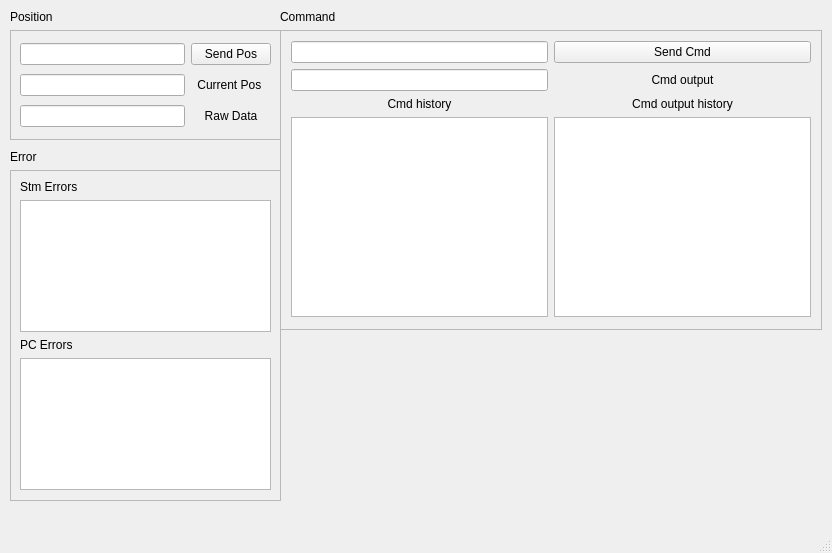
Before: the Qt Designer form rodrcontrolpanel.ui in ReQ1600/rodr-control-panel, drawn with Qt 5.
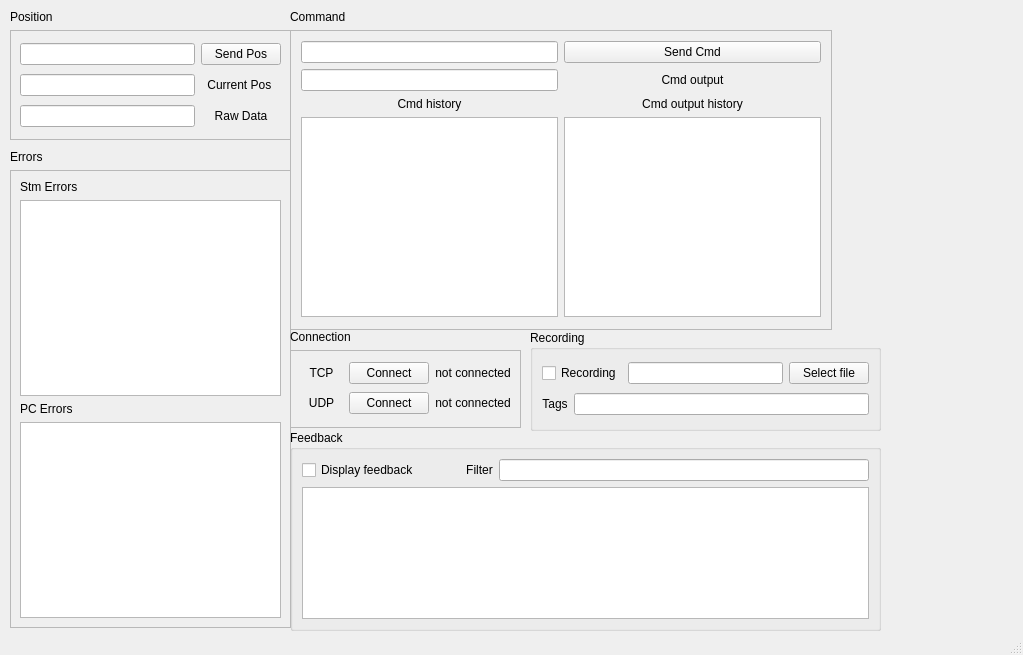
After: the same form once the commit is applied.

Commit message: Connection, feedback, recording ui added

Diff of the .ui file:
```diff
--- a/rodrcontrolpanel.ui
+++ b/rodrcontrolpanel.ui
@@ -6,8 +6,8 @@
    <rect>
     <x>0</x>
     <y>0</y>
-    <width>832</width>
-    <height>553</height>
+    <width>1023</width>
+    <height>655</height>
    </rect>
   </property>
   <property name="sizePolicy">
@@ -25,7 +25,7 @@
      <rect>
       <x>10</x>
       <y>10</y>
-      <width>271</width>
+      <width>281</width>
       <height>130</height>
      </rect>
     </property>
@@ -154,7 +154,7 @@
    <widget class="QWidget" name="layoutWidget">
     <property name="geometry">
      <rect>
-      <x>280</x>
+      <x>290</x>
       <y>10</y>
       <width>542</width>
       <height>320</height>
@@ -316,8 +316,8 @@
      <rect>
       <x>10</x>
       <y>150</y>
-      <width>271</width>
-      <height>351</height>
+      <width>281</width>
+      <height>478</height>
      </rect>
     </property>
     <layout class="QVBoxLayout" name="lyError">
@@ -330,7 +330,7 @@
         </sizepolicy>
        </property>
        <property name="text">
-        <string>Error</string>
+        <string>Errors</string>
        </property>
        <property name="alignment">
         <set>Qt::AlignmentFlag::AlignLeading|Qt::AlignmentFlag::AlignLeft|Qt::AlignmentFlag::AlignVCenter</set>
@@ -342,6 +342,9 @@
      </item>
      <item>
       <widget class="QFrame" name="frame_2">
+       <property name="autoFillBackground">
+        <bool>false</bool>
+       </property>
        <property name="frameShape">
         <enum>QFrame::Shape::StyledPanel</enum>
        </property>
@@ -418,6 +421,292 @@
      </item>
     </layout>
    </widget>
+   <widget class="QWidget" name="layoutWidget">
+    <property name="geometry">
+     <rect>
+      <x>290</x>
+      <y>330</y>
+      <width>231</width>
+      <height>98</height>
+     </rect>
+    </property>
+    <layout class="QVBoxLayout" name="lyConn">
+     <item>
+      <widget class="QLabel" name="lblConnect">
+       <property name="sizePolicy">
+        <sizepolicy hsizetype="Preferred" vsizetype="Maximum">
+         <horstretch>0</horstretch>
+         <verstretch>0</verstretch>
+        </sizepolicy>
+       </property>
+       <property name="text">
+        <string>Connection</string>
+       </property>
+       <property name="alignment">
+        <set>Qt::AlignmentFlag::AlignLeading|Qt::AlignmentFlag::AlignLeft|Qt::AlignmentFlag::AlignVCenter</set>
+       </property>
+       <property name="margin">
+        <number>0</number>
+       </property>
+      </widget>
+     </item>
+     <item>
+      <widget class="QFrame" name="frame_3">
+       <property name="frameShape">
+        <enum>QFrame::Shape::StyledPanel</enum>
+       </property>
+       <property name="frameShadow">
+        <enum>QFrame::Shadow::Raised</enum>
+       </property>
+       <layout class="QGridLayout" name="gridLayout_3">
+        <item row="0" column="1">
+         <widget class="QPushButton" name="btnConnectTCP">
+          <property name="text">
+           <string>Connect</string>
+          </property>
+         </widget>
+        </item>
+        <item row="1" column="0">
+         <widget class="QLabel" name="lblConnUDP">
+          <property name="sizePolicy">
+           <sizepolicy hsizetype="Preferred" vsizetype="Maximum">
+            <horstretch>0</horstretch>
+            <verstretch>0</verstretch>
+           </sizepolicy>
+          </property>
+          <property name="text">
+           <string>UDP</string>
+          </property>
+          <property name="alignment">
+           <set>Qt::AlignmentFlag::AlignCenter</set>
+          </property>
+          <property name="margin">
+           <number>0</number>
+          </property>
+         </widget>
+        </item>
+        <item row="1" column="2">
+         <widget class="QLabel" name="lblStatusUdp">
+          <property name="sizePolicy">
+           <sizepolicy hsizetype="Preferred" vsizetype="Maximum">
+            <horstretch>0</horstretch>
+            <verstretch>0</verstretch>
+           </sizepolicy>
+          </property>
+          <property name="text">
+           <string>not connected</string>
+          </property>
+          <property name="alignment">
+           <set>Qt::AlignmentFlag::AlignCenter</set>
+          </property>
+          <property name="margin">
+           <number>0</number>
+          </property>
+         </widget>
+        </item>
+        <item row="0" column="0">
+         <widget class="QLabel" name="lblConnTCP">
+          <property name="sizePolicy">
+           <sizepolicy hsizetype="Preferred" vsizetype="Maximum">
+            <horstretch>0</horstretch>
+            <verstretch>0</verstretch>
+           </sizepolicy>
+          </property>
+          <property name="text">
+           <string>TCP</string>
+          </property>
+          <property name="alignment">
+           <set>Qt::AlignmentFlag::AlignCenter</set>
+          </property>
+          <property name="margin">
+           <number>0</number>
+          </property>
+         </widget>
+        </item>
+        <item row="1" column="1">
+         <widget class="QPushButton" name="btnConnectUDP">
+          <property name="text">
+           <string>Connect</string>
+          </property>
+         </widget>
+        </item>
+        <item row="0" column="2">
+         <widget class="QLabel" name="lblStatusTCP">
+          <property name="sizePolicy">
+           <sizepolicy hsizetype="Preferred" vsizetype="Maximum">
+            <horstretch>0</horstretch>
+            <verstretch>0</verstretch>
+           </sizepolicy>
+          </property>
+          <property name="text">
+           <string>not connected</string>
+          </property>
+          <property name="alignment">
+           <set>Qt::AlignmentFlag::AlignCenter</set>
+          </property>
+          <property name="margin">
+           <number>0</number>
+          </property>
+         </widget>
+        </item>
+       </layout>
+      </widget>
+     </item>
+    </layout>
+   </widget>
+   <widget class="QGroupBox" name="gRec">
+    <property name="geometry">
+     <rect>
+      <x>530</x>
+      <y>330</y>
+      <width>351</width>
+      <height>101</height>
+     </rect>
+    </property>
+    <property name="autoFillBackground">
+     <bool>false</bool>
+    </property>
+    <property name="title">
+     <string>Recording</string>
+    </property>
+    <layout class="QVBoxLayout" name="verticalLayout">
+     <item>
+      <layout class="QHBoxLayout" name="horizontalLayout_2">
+       <item>
+        <widget class="QCheckBox" name="cbRecording">
+         <property name="text">
+          <string>Recording</string>
+         </property>
+        </widget>
+       </item>
+       <item>
+        <widget class="QLineEdit" name="leRecTags_2">
+         <property name="inputMask">
+          <string comment="00.000"/>
+         </property>
+         <property name="text">
+          <string/>
+         </property>
+        </widget>
+       </item>
+       <item>
+        <widget class="QPushButton" name="btnRecSelectFile">
+         <property name="text">
+          <string>Select file</string>
+         </property>
+        </widget>
+       </item>
+      </layout>
+     </item>
+     <item>
+      <layout class="QHBoxLayout" name="horizontalLayout_3">
+       <item>
+        <widget class="QLabel" name="lblRecTags">
+         <property name="sizePolicy">
+          <sizepolicy hsizetype="Preferred" vsizetype="Maximum">
+           <horstretch>0</horstretch>
+           <verstretch>0</verstretch>
+          </sizepolicy>
+         </property>
+         <property name="text">
+          <string>Tags</string>
+         </property>
+         <property name="alignment">
+          <set>Qt::AlignmentFlag::AlignCenter</set>
+         </property>
+         <property name="margin">
+          <number>0</number>
+         </property>
+        </widget>
+       </item>
+       <item>
+        <widget class="QLineEdit" name="leRecTags">
+         <property name="inputMask">
+          <string comment="00.000"/>
+         </property>
+         <property name="text">
+          <string/>
+         </property>
+        </widget>
+       </item>
+      </layout>
+     </item>
+    </layout>
+   </widget>
+   <widget class="QGroupBox" name="groupBox">
+    <property name="geometry">
+     <rect>
+      <x>290</x>
+      <y>430</y>
+      <width>591</width>
+      <height>201</height>
+     </rect>
+    </property>
+    <property name="title">
+     <string>Feedback</string>
+    </property>
+    <layout class="QVBoxLayout" name="verticalLayout_2">
+     <item>
+      <layout class="QHBoxLayout" name="horizontalLayout_4">
+       <item>
+        <widget class="QCheckBox" name="fbFeedDisp">
+         <property name="text">
+          <string>Display feedback</string>
+         </property>
+        </widget>
+       </item>
+       <item>
+        <spacer name="horizontalSpacer">
+         <property name="orientation">
+          <enum>Qt::Orientation::Horizontal</enum>
+         </property>
+         <property name="sizeType">
+          <enum>QSizePolicy::Policy::Preferred</enum>
+         </property>
+         <property name="sizeHint" stdset="0">
+          <size>
+           <width>40</width>
+           <height>20</height>
+          </size>
+         </property>
+        </spacer>
+       </item>
+       <item>
+        <widget class="QLabel" name="lblFeedTags">
+         <property name="sizePolicy">
+          <sizepolicy hsizetype="Preferred" vsizetype="Maximum">
+           <horstretch>0</horstretch>
+           <verstretch>0</verstretch>
+          </sizepolicy>
+         </property>
+         <property name="text">
+          <string>Filter</string>
+         </property>
+         <property name="alignment">
+          <set>Qt::AlignmentFlag::AlignCenter</set>
+         </property>
+         <property name="margin">
+          <number>0</number>
+         </property>
+        </widget>
+       </item>
+       <item>
+        <widget class="QLineEdit" name="leFeedTags">
+         <property name="inputMask">
+          <string comment="00.000"/>
+         </property>
+         <property name="text">
+          <string/>
+         </property>
+        </widget>
+       </item>
+      </layout>
+     </item>
+     <item>
+      <widget class="QTableWidget" name="tableWidget"/>
+     </item>
+    </layout>
+   </widget>
   </widget>
   <widget class="QStatusBar" name="statusbar"/>
  </widget>
```
The commit also changes 1 other file.
